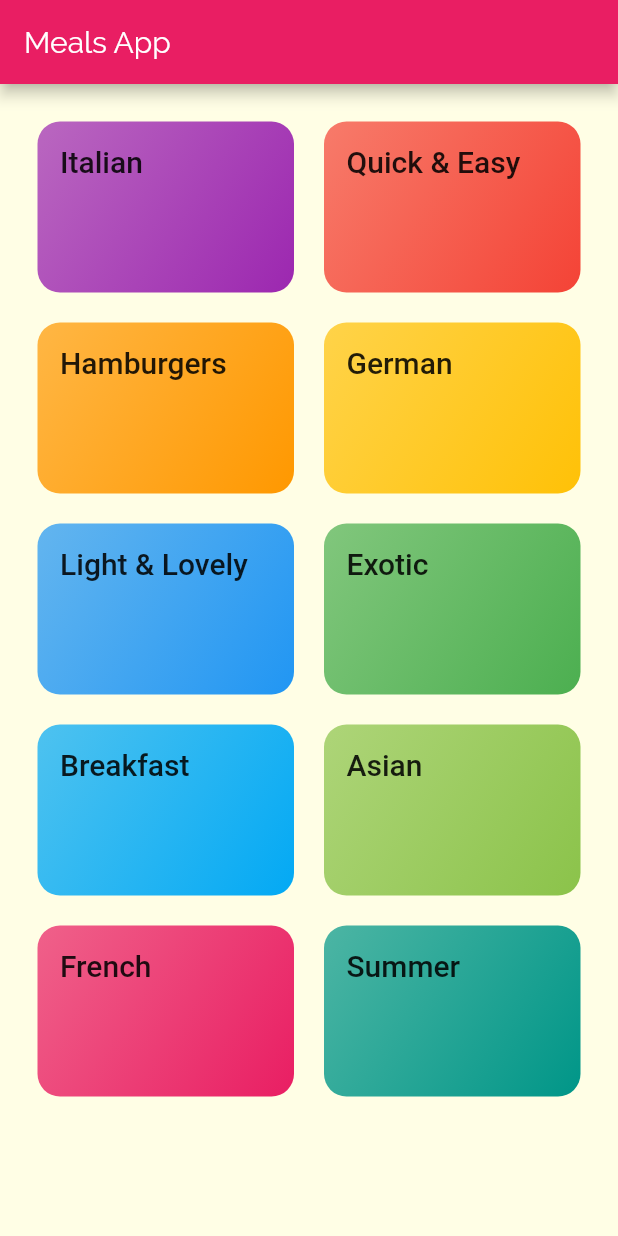
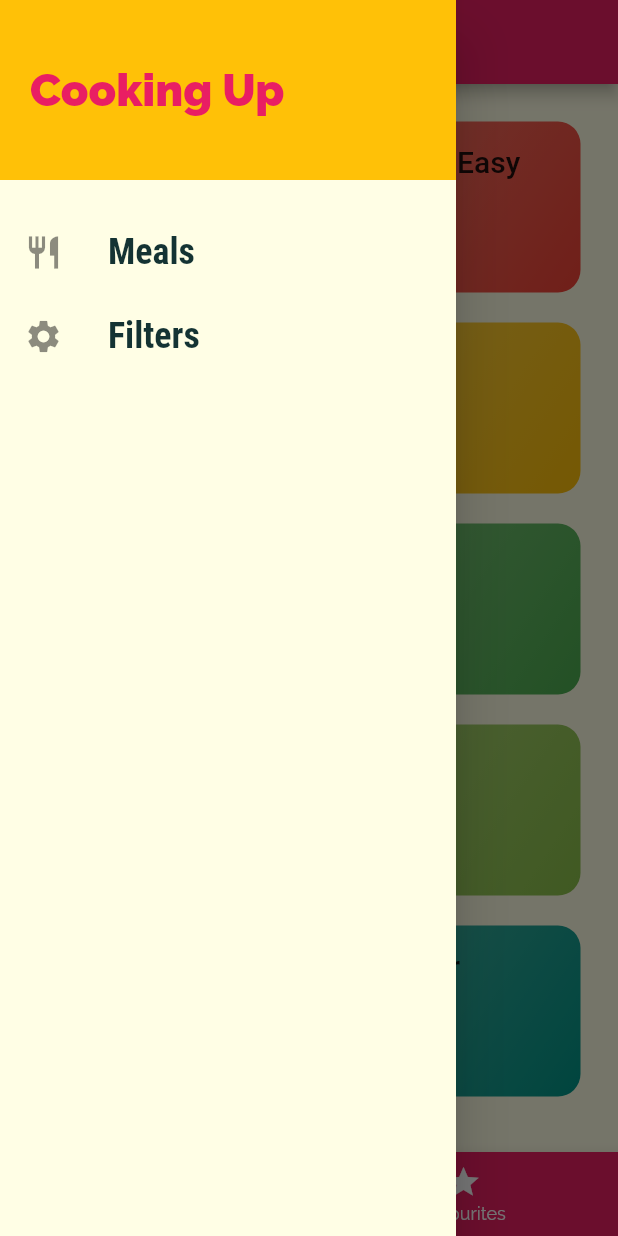
Before and after one commit to srinivasa150893/MealsApp, a Flutter app: the screen it shows after launch, with the side drawer open (before the commit the screen has no drawer), on a phone screen of 412 x 824 dp. Run offline on Flutter 3.47's test engine with Material 2 defaults, Android fonts, the phone set to English and light mode, and no system bars.

```diff
--- a/lib/main.dart
+++ b/lib/main.dart
@@ -1,4 +1,5 @@
 import 'package:flutter/material.dart';
+import './screens/tabs_screen.dart';
 import './screens/category_meals_screen.dart';
 import './screens/categories_screen.dart';
 import './screens/meal_detail_screen.dart';
@@ -51,7 +52,7 @@ class MyApp extends StatelessWidget {
       // home: CategoriesScreen(),
       initialRoute: '/', // default is '/'
       routes: {
-        '/': (ctx) => CategoriesScreen(),
+        '/': (ctx) => TabsScreen(),
         CategoryMealsScreen.routeName: (ctx) => CategoryMealsScreen(),
        MealDeatilScreen.routeName: (ctx) => MealDeatilScreen(),
       },
--- a/lib/screens/categories_screen.dart
+++ b/lib/screens/categories_screen.dart
@@ -5,19 +5,17 @@ import '../dummy-data.dart';
 class CategoriesScreen extends StatelessWidget {
   @override
   Widget build(BuildContext context) {
-    return Scaffold(
-      appBar: AppBar(
-        title: const Text('Meals App'),
-      ),
-      body: GridView(
-        padding: EdgeInsets.all(25),
-      children: DUMMY_CATEGORIES.map((catData)=>CategoryItem(catData.color, catData.title,catData.id)).toList(),
+    return GridView(
+      padding: EdgeInsets.all(25),
+      children: DUMMY_CATEGORIES
+          .map((catData) =>
+              CategoryItem(catData.color, catData.title, catData.id))
+          .toList(),
       gridDelegate: SliverGridDelegateWithMaxCrossAxisExtent(
           maxCrossAxisExtent: 200,
           childAspectRatio: 3 / 2,
           crossAxisSpacing: 20,
           mainAxisSpacing: 20),
-    ),);
-
+    );
   }
 }
--- /dev/null
+++ b/lib/screens/favourites_screen.dart
@@ -0,0 +1,7 @@
+import 'package:flutter/material.dart';
+class FavouritesScreen extends StatelessWidget {
+  @override
+  Widget build(BuildContext context) {
+    return Center(child: Text('Favourites'),);
+  }
+}
--- a/lib/screens/meal_detail_screen.dart
+++ b/lib/screens/meal_detail_screen.dart
@@ -12,7 +12,7 @@ class MealDeatilScreen extends StatelessWidget {
     );
   }
 
-  Widget buildContainerTile(Widget child){
+  Widget buildContainerTile(Widget child) {
     return Container(
         decoration: BoxDecoration(
           color: Colors.white,
@@ -34,7 +34,8 @@ class MealDeatilScreen extends StatelessWidget {
       appBar: AppBar(
         title: Text('${selectedMeal.title}'),
       ),
-      body: Column(
+      body: SingleChildScrollView(
+        child: Column(
           children: <Widget>[
             Container(
               height: 300,
@@ -50,7 +51,8 @@ class MealDeatilScreen extends StatelessWidget {
                 itemBuilder: (ctx, index) => Card(
                   color: Theme.of(context).accentColor,
                   child: Padding(
-                    padding: EdgeInsets.symmetric(horizontal: 10, vertical: 5),
+                      padding:
+                          EdgeInsets.symmetric(horizontal: 10, vertical: 5),
                       child: Text(
                         selectedMeal.ingredients[index],
                       )),
@@ -59,10 +61,22 @@ class MealDeatilScreen extends StatelessWidget {
               ),
             ),
             buildSectionTile(context, 'Steps'),
-          buildContainerTile(
-           Row()
-          )
+            buildContainerTile(ListView.builder(
+              itemBuilder: (ctx, index) => Column(
+                children: <Widget>[
+                  ListTile(
+                    leading: CircleAvatar(
+                      child: Text('# ${index + 1}'),
+                    ),
+                    title: Text(selectedMeal.steps[index]),
+                  ),
+                  Divider(),
                 ],
+              ),
+              itemCount: selectedMeal.steps.length,
+            ))
+          ],
+        ),
       ),
     );
   }
--- /dev/null
+++ b/lib/screens/tabs_screen.dart
@@ -0,0 +1,51 @@
+import 'package:flutter/material.dart';
+import '../widgets/main_drawer.dart';
+import './categories_screen.dart';
+import './favourites_screen.dart';
+
+class TabsScreen extends StatefulWidget {
+  @override
+  _TabsScreenState createState() => _TabsScreenState();
+}
+
+class _TabsScreenState extends State<TabsScreen> {
+  final List<Map<String, Object>> _pages = [
+    {'Page': CategoriesScreen(), 'Title': 'Categories'},
+    {'Page': FavouritesScreen(), 'Title': 'Your Favourites'}
+  ];
+  int _selectedPageIndex = 0;
+  void _selectPage(int index) {
+    setState(() {
+      _selectedPageIndex = index;
+    });
+  }
+
+  @override
+  Widget build(BuildContext context) {
+    return Scaffold(
+      drawer: MainDrawer(),
+        appBar: AppBar(
+          title: Text(_pages[_selectedPageIndex]['Title']),
+        ),
+        body: _pages[_selectedPageIndex]['Page'],
+        bottomNavigationBar: BottomNavigationBar(
+          onTap: _selectPage,
+          backgroundColor: Theme.of(context).primaryColor,
+          unselectedItemColor: Colors.white,
+          selectedItemColor: Theme.of(context).accentColor,
+          currentIndex: _selectedPageIndex,
+          // type: BottomNavigationBarType.shifting,
+
+          items: [
+            BottomNavigationBarItem(
+                //   backgroundColor: Theme.of(context).primaryColor,
+                icon: Icon(Icons.category),
+                title: Text('Categories')),
+            BottomNavigationBarItem(
+                //  backgroundColor: Theme.of(context).primaryColor,
+                icon: Icon(Icons.star),
+                title: Text('Favourites')),
+          ],
+        ));
+  }
+}
--- /dev/null
+++ b/lib/widgets/main_drawer.dart
@@ -0,0 +1,45 @@
+import 'package:flutter/material.dart';
+
+
+
+class MainDrawer extends StatelessWidget {
+
+  Widget buildListTile(String title,IconData icon){
+    return ListTile(leading: Icon(icon,size: 26,),title: Text(title,style: TextStyle(
+            fontFamily: 'RobotoCondensed',
+            fontSize: 24,
+            fontWeight: FontWeight.bold,
+          ),),
+          onTap: (){},);
+  }
+
+  @override
+  Widget build(BuildContext context) {
+    return Drawer(
+      child: Column(
+        children: <Widget>[
+          Container(
+            color: Theme.of(context).accentColor,
+            //decoration: BoxDecoration(color: Theme.of(context).accentColor),
+            height: 120,
+            width: double.infinity,
+            padding: EdgeInsets.all(20),
+            alignment: Alignment.centerLeft,
+            child: Text(
+              'Cooking Up',
+              style: TextStyle(
+                fontWeight: FontWeight.w900,
+                fontSize: 30,
+                color: Theme.of(context).primaryColor,
+              ),
+            ),
+          ),
+          SizedBox(height: 20,),
+          buildListTile('Meals',Icons.restaurant),
+          buildListTile('Filters',Icons.settings),
+
+        ],
+      ),
+    );
+  }
+}
```
Lines whose indentation alone changed are shown as unchanged.
